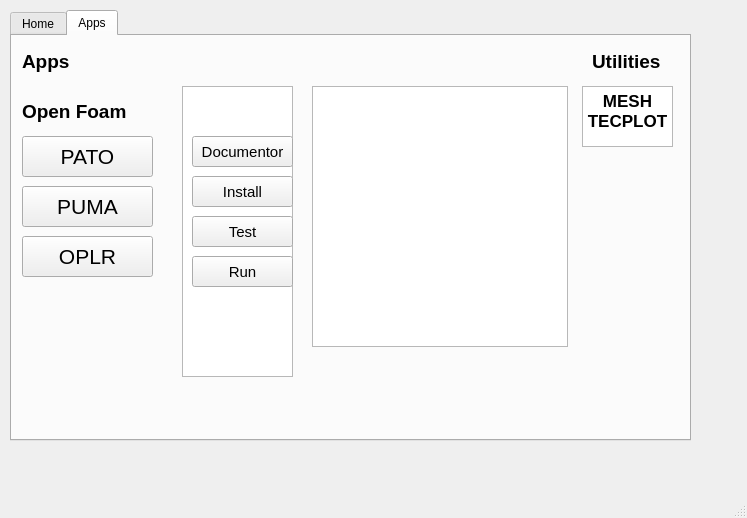
Qt form mgh.ui (bahman2216/py2) before a commit.
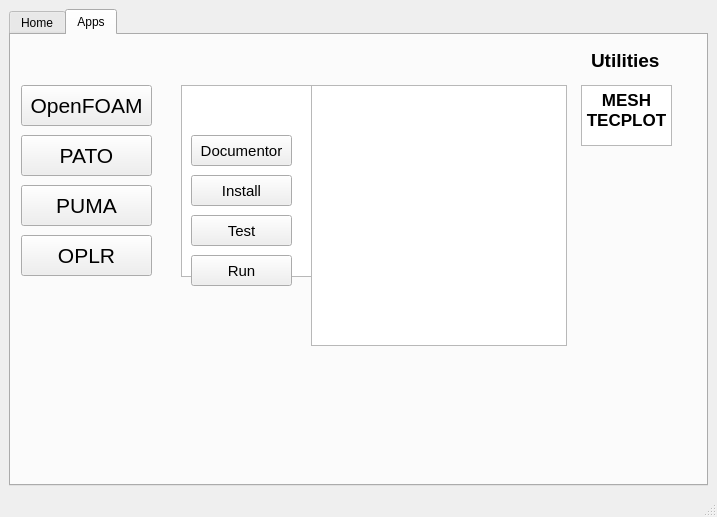
The same form after that commit.

Diff of the .ui file:
```diff
--- a/mgh.ui
+++ b/mgh.ui
@@ -6,23 +6,17 @@
    <rect>
     <x>0</x>
     <y>0</y>
-    <width>747</width>
-    <height>518</height>
+    <width>717</width>
+    <height>517</height>
    </rect>
   </property>
   <property name="windowTitle">
    <string> </string>
   </property>
   <widget class="QWidget" name="centralwidget">
+   <layout class="QGridLayout" name="gridLayout">
+    <item row="0" column="0">
    <widget class="QTabWidget" name="tabWidget">
-    <property name="geometry">
-     <rect>
-      <x>10</x>
-      <y>10</y>
-      <width>681</width>
-      <height>431</height>
-     </rect>
-    </property>
     <property name="currentIndex">
      <number>1</number>
     </property>
@@ -87,26 +81,6 @@
      <attribute name="title">
       <string>Apps</string>
      </attribute>
-     <widget class="QLabel" name="label_3">
-      <property name="geometry">
-       <rect>
-        <x>10</x>
-        <y>60</y>
-        <width>111</width>
-        <height>31</height>
-       </rect>
-      </property>
-      <property name="font">
-       <font>
-        <pointsize>14</pointsize>
-        <weight>75</weight>
-        <bold>true</bold>
-       </font>
-      </property>
-      <property name="text">
-       <string>Open Foam</string>
-      </property>
-     </widget>
      <widget class="QPushButton" name="patoButton">
       <property name="geometry">
        <rect>
@@ -161,26 +135,6 @@
        <string>OPLR</string>
       </property>
      </widget>
-     <widget class="QLabel" name="label_5">
-      <property name="geometry">
-       <rect>
-        <x>10</x>
-        <y>10</y>
-        <width>81</width>
-        <height>31</height>
-       </rect>
-      </property>
-      <property name="font">
-       <font>
-        <pointsize>14</pointsize>
-        <weight>75</weight>
-        <bold>true</bold>
-       </font>
-      </property>
-      <property name="text">
-       <string>Apps</string>
-      </property>
-     </widget>
      <widget class="QLabel" name="label_6">
       <property name="geometry">
        <rect>
@@ -243,8 +197,8 @@
        <rect>
         <x>170</x>
         <y>50</y>
-        <width>111</width>
-        <height>291</height>
+          <width>256</width>
+          <height>192</height>
        </rect>
       </property>
      </widget>
@@ -257,6 +211,12 @@
         <height>31</height>
        </rect>
       </property>
+        <property name="sizePolicy">
+         <sizepolicy hsizetype="Expanding" vsizetype="Expanding">
+          <horstretch>0</horstretch>
+          <verstretch>0</verstretch>
+         </sizepolicy>
+        </property>
       <property name="font">
        <font>
         <pointsize>11</pointsize>
@@ -337,8 +297,41 @@
 &lt;p align=&quot;center&quot; style=&quot; margin-top:0px; margin-bottom:0px; margin-left:0px; margin-right:0px; -qt-block-indent:0; text-indent:0px;&quot;&gt;&lt;span style=&quot; font-size:13pt; font-weight:600;&quot;&gt;MESH &lt;br /&gt;TECPLOT&lt;/span&gt;&lt;/p&gt;&lt;/body&gt;&lt;/html&gt;</string>
       </property>
      </widget>
-    </widget>
-   </widget>
+       <widget class="QPushButton" name="openfoamButton">
+        <property name="geometry">
+         <rect>
+          <x>10</x>
+          <y>50</y>
+          <width>131</width>
+          <height>41</height>
+         </rect>
+        </property>
+        <property name="font">
+         <font>
+          <pointsize>16</pointsize>
+         </font>
+        </property>
+        <property name="text">
+         <string>OpenFOAM</string>
+        </property>
+       </widget>
+       <zorder>columnView</zorder>
+       <zorder>patoButton</zorder>
+       <zorder>pumaButton</zorder>
+       <zorder>oplrButton</zorder>
+       <zorder>label_6</zorder>
+       <zorder>HeaderMenu</zorder>
+       <zorder>textBrowser</zorder>
+       <zorder>documentorButton</zorder>
+       <zorder>installButton</zorder>
+       <zorder>runButton</zorder>
+       <zorder>testButton</zorder>
+       <zorder>textBrowser_2</zorder>
+       <zorder>openfoamButton</zorder>
+      </widget>
+     </widget>
+    </item>
+   </layout>
   </widget>
   <widget class="QMenuBar" name="menubar">
    <property name="geometry">
```
Left out of the diff: 12 changed lines with no effect on the pictures. Lines whose indentation alone changed are shown as unchanged.
